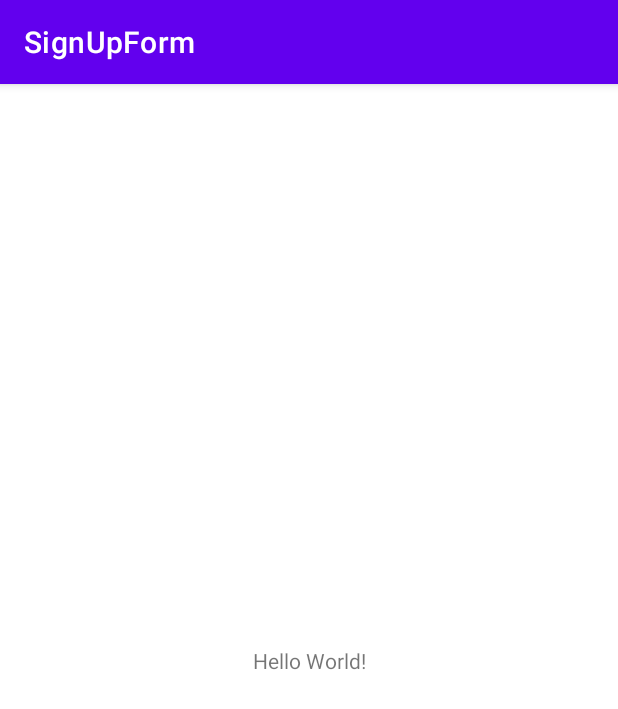
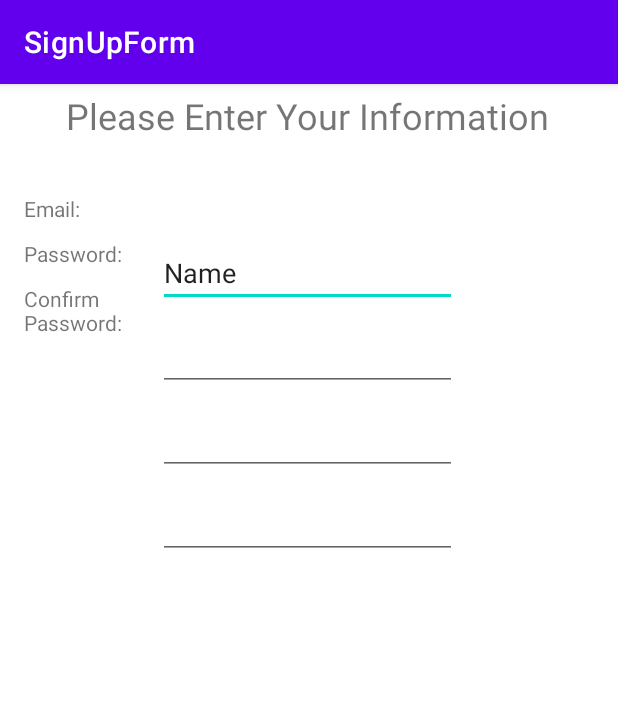
Before and after one commit to AWTemple/CIS3515_SignUpForm, an Android app: the screen it shows after launch (FormActivity), on a phone screen of 412 x 824 dp. Shown: the top 709 px of the screen. Run offline under Robolectric (Android 15) with nearby library versions, the phone set to English and light mode, and no system bars.

Commit message:
Added Some Linear Layouts to Play Around With.

```diff
--- a/app/src/main/res/layout/activity_main.xml
+++ b/app/src/main/res/layout/activity_main.xml
@@ -4,15 +4,113 @@
     xmlns:tools="http://schemas.android.com/tools"
     android:layout_width="match_parent"
     android:layout_height="match_parent"
+    android:paddingVertical="2dp"
     tools:context=".FormActivity">
 
     <TextView
-        android:layout_width="wrap_content"
-        android:layout_height="wrap_content"
-        android:text="Hello World!"
-        app:layout_constraintBottom_toBottomOf="parent"
+        android:id="@+id/textView"
+        android:layout_width="387dp"
+        android:layout_height="41dp"
+        android:text="Please Enter Your Information"
+        android:textAlignment="center"
+        android:textSize="24sp"
+        app:layout_constraintBottom_toTopOf="@+id/linearLayout"
+        app:layout_constraintEnd_toEndOf="parent"
+        app:layout_constraintHorizontal_bias="0.454"
         app:layout_constraintLeft_toLeftOf="parent"
         app:layout_constraintRight_toRightOf="parent"
-        app:layout_constraintTop_toTopOf="parent" />
+        app:layout_constraintStart_toStartOf="parent"
+        app:layout_constraintTop_toTopOf="parent"
+        app:layout_constraintVertical_bias="0.044" />
+
+    <LinearLayout
+        android:id="@+id/linearLayout"
+        android:layout_width="199dp"
+        android:layout_height="228dp"
+        android:layout_marginBottom="440dp"
+        android:orientation="vertical"
+        app:layout_constraintBottom_toBottomOf="parent"
+        app:layout_constraintEnd_toStartOf="@+id/linearLayout3"
+        app:layout_constraintStart_toEndOf="@+id/linearLayout2">
+
+        <EditText
+            android:id="@+id/editTextTextPersonName"
+            android:layout_width="match_parent"
+            android:layout_height="wrap_content"
+            android:layout_marginVertical="5dp"
+            android:ems="10"
+            android:inputType="textPersonName"
+            android:text="Name" />
+
+        <EditText
+            android:id="@+id/editTextTextEmailAddress"
+            android:layout_width="match_parent"
+            android:layout_height="wrap_content"
+            android:layout_marginVertical="5dp"
+            android:ems="10"
+            android:inputType="textEmailAddress" />
+
+        <EditText
+            android:id="@+id/editTextTextPassword"
+            android:layout_width="match_parent"
+            android:layout_height="wrap_content"
+            android:layout_marginVertical="5dp"
+            android:ems="10"
+            android:inputType="textPassword" />
+
+        <EditText
+            android:id="@+id/editTextTextPassword3"
+            android:layout_width="match_parent"
+            android:layout_height="wrap_content"
+            android:layout_marginVertical="5dp"
+            android:ems="10"
+            android:inputType="textPassword" />
+
+    </LinearLayout>
+
+    <LinearLayout
+        android:id="@+id/linearLayout2"
+        android:layout_width="86dp"
+        android:layout_height="228dp"
+        android:layout_marginVertical="5dp"
+        android:layout_marginStart="16dp"
+        android:orientation="vertical"
+        app:layout_constraintBottom_toBottomOf="parent"
+        app:layout_constraintStart_toStartOf="parent"
+        app:layout_constraintTop_toBottomOf="@+id/textView"
+        app:layout_constraintVertical_bias="0.034">
+
+        <TextView
+            android:id="@+id/textView4"
+            android:layout_width="match_parent"
+            android:layout_height="wrap_content"
+            android:layout_marginVertical="5dp"
+            android:text="Email:" />
+
+        <TextView
+            android:id="@+id/textView5"
+            android:layout_width="match_parent"
+            android:layout_height="wrap_content"
+            android:layout_marginVertical="5dp"
+            android:text="Password:" />
+
+        <TextView
+            android:id="@+id/textView6"
+            android:layout_width="match_parent"
+            android:layout_height="wrap_content"
+            android:layout_marginVertical="5dp"
+            android:text="Confirm Password:" />
+    </LinearLayout>
+
+    <LinearLayout
+        android:id="@+id/linearLayout3"
+        android:layout_width="88dp"
+        android:layout_height="228dp"
+        android:layout_marginEnd="16dp"
+        android:orientation="vertical"
+        app:layout_constraintBottom_toBottomOf="parent"
+        app:layout_constraintEnd_toEndOf="parent"
+        app:layout_constraintTop_toBottomOf="@+id/textView"
+        app:layout_constraintVertical_bias="0.035"></LinearLayout>
 
 </androidx.constraintlayout.widget.ConstraintLayout>
```
